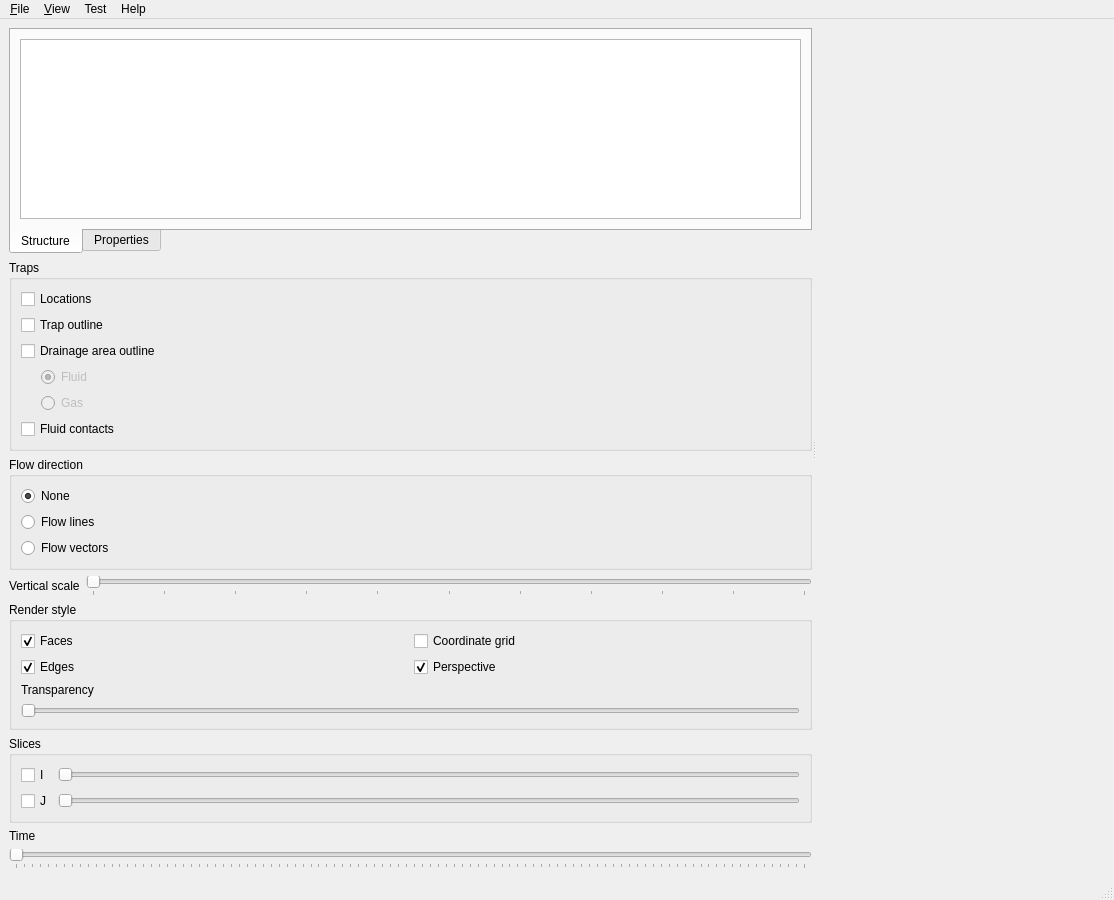
Qt form development/applications/4DPrototype/4DPrototype/MainWindow.ui (ArchanaKathiresanHub/Geosigns-Be-Basin-Modelling) before a commit.
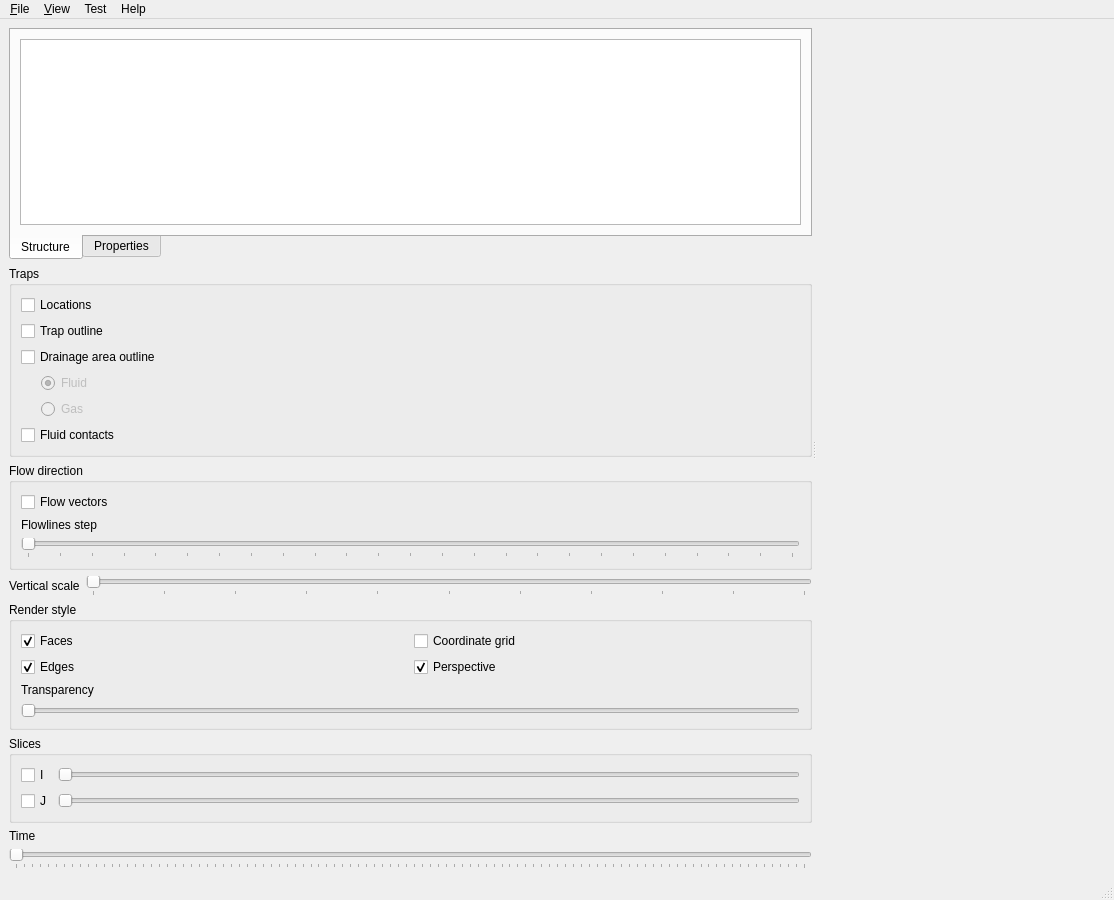
The same form after that commit. Custom widgets are drawn as their Qt base class.

Commit message:
Enable / disable flowlines per source rock, and subsample flowlines
work-items: #55125
git-tfs-id: [https://sede-pt-ce2.visualstudio.com/DefaultCollection]$/Basin Modeling/IBS/Trunk;C56108

What changed in the file:
```diff
--- a/development/applications/4DPrototype/4DPrototype/MainWindow.ui
+++ b/development/applications/4DPrototype/4DPrototype/MainWindow.ui
@@ -182,36 +182,39 @@
           </property>
           <layout class="QVBoxLayout" name="verticalLayout_2">
            <item>
-            <widget class="QRadioButton" name="radioButtonFlowVizNone">
-             <property name="text">
-              <string>None</string>
-             </property>
-             <property name="checked">
-              <bool>true</bool>
-             </property>
-             <attribute name="buttonGroup">
-              <string notr="true">buttonGroup</string>
-             </attribute>
-            </widget>
-           </item>
-           <item>
-            <widget class="QRadioButton" name="radioButtonFlowVizLines">
-             <property name="text">
-              <string>Flow lines</string>
-             </property>
-             <attribute name="buttonGroup">
-              <string notr="true">buttonGroup</string>
-             </attribute>
-            </widget>
-           </item>
-           <item>
-            <widget class="QRadioButton" name="radioButtonFlowVizVectors">
+            <widget class="QCheckBox" name="checkBoxFlowVectors">
              <property name="text">
               <string>Flow vectors</string>
              </property>
-             <attribute name="buttonGroup">
-              <string notr="true">buttonGroup</string>
-             </attribute>
+            </widget>
+           </item>
+           <item>
+            <widget class="QLabel" name="label_2">
+             <property name="text">
+              <string>Flowlines step</string>
+             </property>
+            </widget>
+           </item>
+           <item>
+            <widget class="QSlider" name="sliderFlowLinesStep">
+             <property name="minimum">
+              <number>1</number>
+             </property>
+             <property name="maximum">
+              <number>25</number>
+             </property>
+             <property name="pageStep">
+              <number>5</number>
+             </property>
+             <property name="orientation">
+              <enum>Qt::Horizontal</enum>
+             </property>
+             <property name="tickPosition">
+              <enum>QSlider::TicksBelow</enum>
+             </property>
+             <property name="tickInterval">
+              <number>1</number>
+             </property>
             </widget>
            </item>
           </layout>
```
The commit also changes 20 other files.
